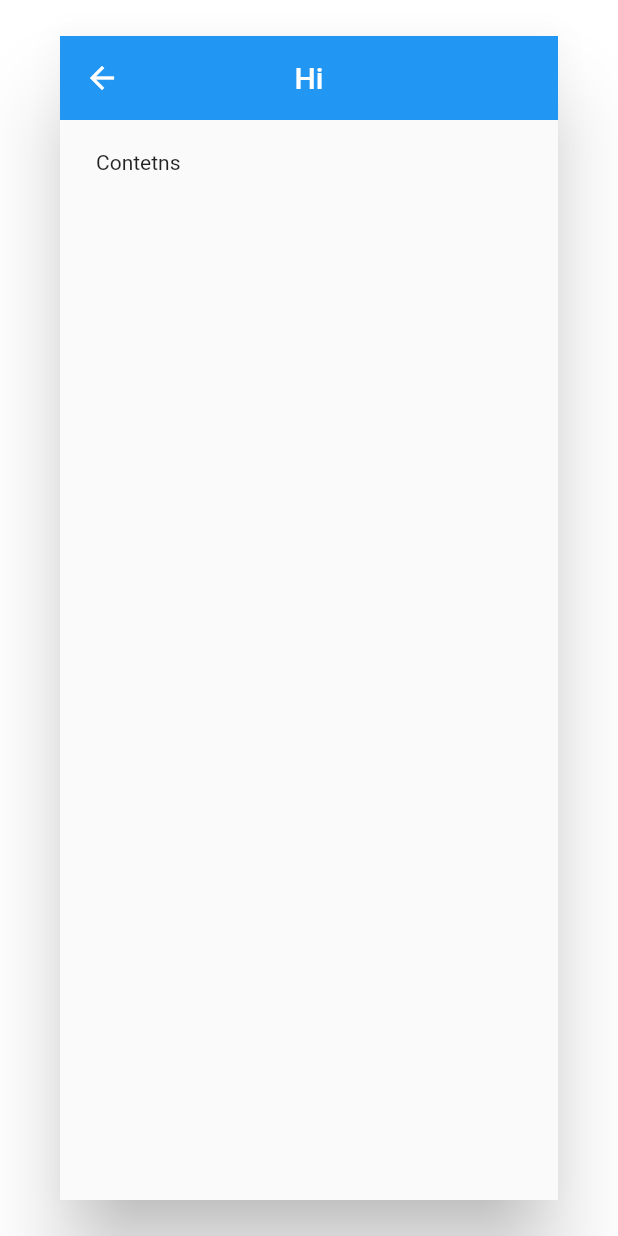
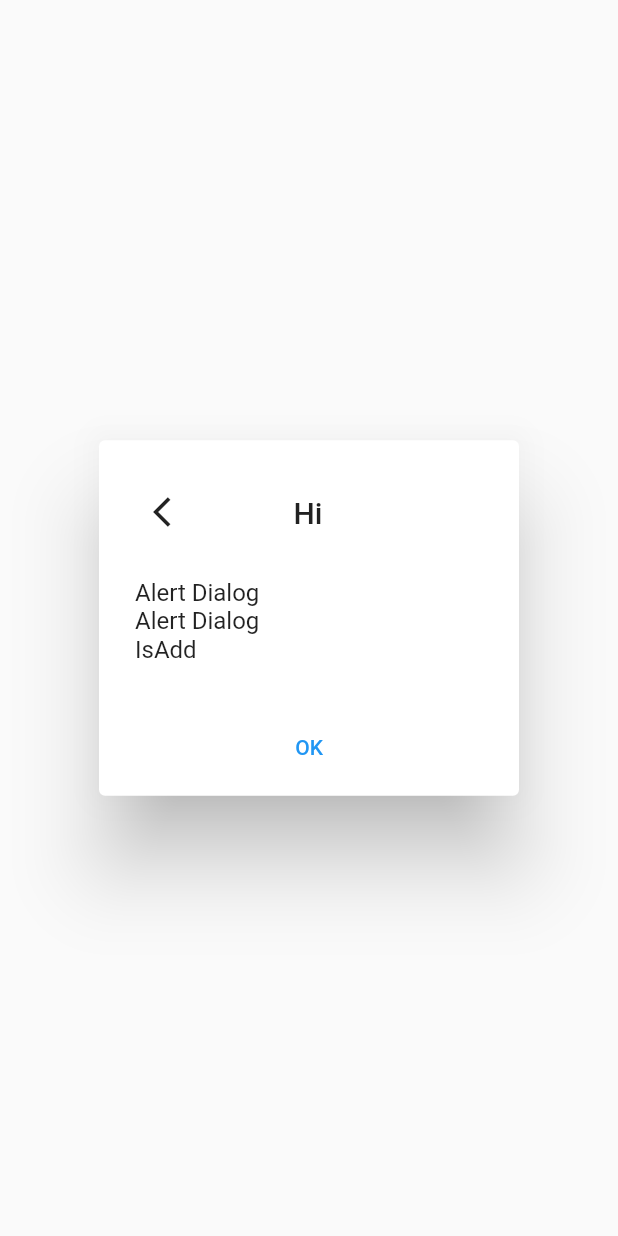
Before and after one commit to GeonwooVincentKim/riverpod_hive_example, a Flutter app: the CustomMaterialAlertDialog widget shown alone on an empty page, opened directly, on a phone screen of 412 x 824 dp. Run offline on Flutter 3.47's test engine with Material 2 defaults, Android fonts, the phone set to English and light mode, and no system bars; our stand-ins replace flutter_riverpod, hive; accounts and stored records are empty.

Commit message:
[Update] - Another way of using AlertBox

```diff
--- a/lib/widget/alert_dialog/custom_material_alert_dialog.dart
+++ b/lib/widget/alert_dialog/custom_material_alert_dialog.dart
@@ -10,80 +10,84 @@ class CustomMaterialAlertDialog extends StatelessWidget {
 
   @override
   Widget build(BuildContext context) {
-    return Dialog(
-      shape: RoundedRectangleBorder(
-        borderRadius: BorderRadius.circular(16),
+    // return Dialog(
+    //   shape: RoundedRectangleBorder(
+    //     borderRadius: BorderRadius.circular(16),
+    //   ),
+    //   child: Scaffold(
+    //     appBar: AppBar(
+    //       centerTitle: true,
+    //       backgroundColor: Colors.blue,
+    //       elevation: 0,
+    //       leading: IconButton(
+    //         icon: Icon(Icons.arrow_back),
+    //         onPressed: () => Navigator.pop(context),
+    //       ),
+    //       title: Text("Hi")
+    //     ),
+    //     body: SingleChildScrollView(
+    //       child: Column(
+    //         mainAxisSize: MainAxisSize.min,
+    //         crossAxisAlignment: CrossAxisAlignment.stretch,
+    //         children: [
+    //           Padding(
+    //             padding: const EdgeInsets.fromLTRB(24, 20, 24, 8),
+    //             child: Text("Contetns")
+    //           ),
+    //         ],
+    //       ),
+    //     ),
+    //   )
+    // );
+    return AlertDialog(
+      actionsAlignment: MainAxisAlignment.center,
+      title: SizedBox(
+        child: Row(
+          mainAxisAlignment: MainAxisAlignment.start,
+          crossAxisAlignment: CrossAxisAlignment.center,
+          children: [
+            IconButton(
+              icon: Icon(Icons.arrow_back_ios),
+              onPressed: () {
+                Navigator.of(context).pop();
+              },
+            ),
+            SizedBox(width: MediaQuery.of(context).size.width * 0.14),
+            Text("Hi", textAlign: TextAlign.left,)
+          ],
+        ),
       ),
-      child: Scaffold(
-        appBar: AppBar(
-          centerTitle: true,
-          backgroundColor: Colors.blue,
-          elevation: 0,
-          leading: IconButton(
-            icon: Icon(Icons.arrow_back),
-            onPressed: () => Navigator.pop(context),
-          ),
-          title: Text("Hi")
+      // title:  Text("Hi", textAlign: TextAlign.center,),
+      content: SingleChildScrollView(
+        child: ListBody(
+          children: [
+            // Row(
+            //   crossAxisAlignment: CrossAxisAlignment.center,
+            //   children: [
+            //     IconButton(
+            //       icon: Icon(Icons.arrow_back_ios),
+            //       onPressed: () {
+            //         Navigator.of(context).pop();
+            //       },
+            //     ),
+            //     // Text("Title"),
+            //   ],
+            // ),
+            Text("Alert Dialog"),
+            Text("Alert Dialog"),
+
+            isAdd ? Text("IsAdd") : Text("IsModify")
+          ],
         ),
-        body: SingleChildScrollView(
-          child: Column(
-            mainAxisSize: MainAxisSize.min,
-            crossAxisAlignment: CrossAxisAlignment.stretch,
-            children: [
-              Padding(
-                padding: const EdgeInsets.fromLTRB(24, 20, 24, 8),
-                child: Text("Contetns")
-              ),
-            ],
-          ),
-        ),
-      )
+      ),
+      actions: [
+        TextButton(
+          child: const Text("OK"),
+          onPressed: () {
+            Navigator.of(context).pop();
+          },
+        )
+      ],
     );
-    // return AlertDialog(
-    //   actionsAlignment: MainAxisAlignment.center,
-    //   title: Row(
-    //     crossAxisAlignment: CrossAxisAlignment.center,
-    //     children: [
-    //       IconButton(
-    //         icon: Icon(Icons.arrow_back_ios),
-    //         onPressed: () {
-    //           Navigator.of(context).pop();
-    //         },
-    //       ),
-    //       Text("Hi", textAlign: TextAlign.center,),
-    //     ],
-    //   ),
-    //   // title:  Text("Hi", textAlign: TextAlign.center,),
-    //   content: SingleChildScrollView(
-    //     child: ListBody(
-    //       children: [
-    //         // Row(
-    //         //   crossAxisAlignment: CrossAxisAlignment.center,
-    //         //   children: [
-    //         //     IconButton(
-    //         //       icon: Icon(Icons.arrow_back_ios),
-    //         //       onPressed: () {
-    //         //         Navigator.of(context).pop();
-    //         //       },
-    //         //     ),
-    //         //     // Text("Title"),
-    //         //   ],
-    //         // ),
-    //         Text("Alert Dialog"),
-    //         Text("Alert Dialog"),
-
-    //         isAdd ? Text("IsAdd") : Text("IsModify")
-    //       ],
-    //     ),
-    //   ),
-    //   actions: [
-    //     TextButton(
-    //       child: const Text("OK"),
-    //       onPressed: () {
-    //         Navigator.of(context).pop();
-    //       },
-    //     )
-    //   ],
-    // );
   }
 }
```
